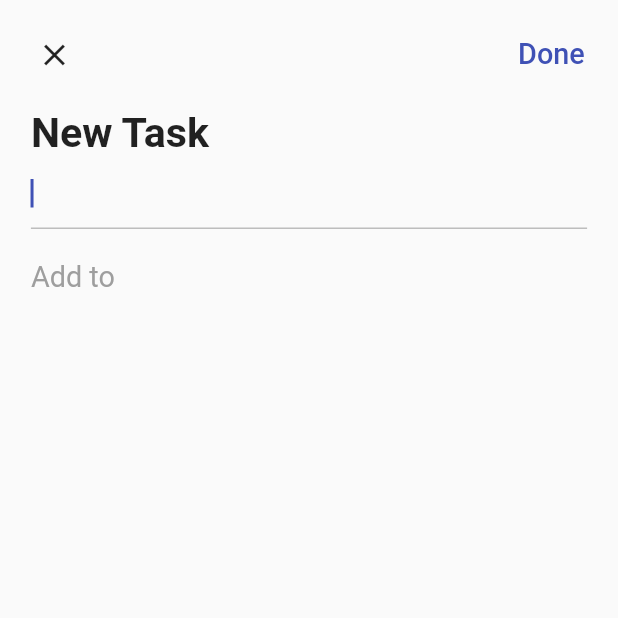
After one commit to MostafaMorsy01/Task-Manager, a Flutter app: the AddDialog screen opened directly, on a phone screen of 412 x 824 dp, the top half of it. The commit adds this screen. Run offline on Flutter 3.47's test engine with Material 2 defaults, Android fonts, the phone set to English and light mode, and no system bars; our stand-ins replace dotted_border, equatable, flutter_easyloading, get, get_storage, step_progress_indicator; accounts and stored records are empty.

Commit message:
- Update Task Done

```diff
--- a/lib/Controller/controller.dart
+++ b/lib/Controller/controller.dart
@@ -10,7 +10,9 @@ class HomeController extends GetxController {
   final formKey = GlobalKey<FormState>();
   final editController = TextEditingController();
   final chipIndex = 0.obs;
+  final deleting = false.obs;
   final tasks = <Task>[].obs;
+  final task = Rx<Task?>(null);
 
   @override
   void onInit() {
@@ -23,11 +25,43 @@ class HomeController extends GetxController {
   @override
   void onClose() {
     // TODO: implement onClose
+    editController.dispose();
     super.onClose();
   }
 
   void changeChipIndex(int value){
     chipIndex.value = value;
+  }
+
+  void changeDeleting(bool value) {
+    deleting.value = value;
+  }
+
+  void changeTask(Task? select){
+    task.value = select;
+  }
+
+  void deleteTask(Task task) {
+    tasks.remove(task);
+
+  }
+  updateTask(Task task, String title) {
+    var todos = task.todos ?? [];
+    if (containTodo(todos, title)){
+      return false;
+    }
+    var todo = {'title':title, 'done': false };
+    todos.add(todo);
+    var newTask = task.copyWith(todos: todos);
+    int oldIdx = tasks.indexOf(task);
+    tasks[oldIdx] = newTask;
+    tasks.refresh();
+    return true;
+
+  }
+
+  bool containTodo(List todos, String title){
+    return todos.any((element) => element['title'] == title);
   }
 
   bool addTask(Task task) {
--- a/lib/Services/Service.dart
+++ b/lib/Services/Service.dart
@@ -7,6 +7,7 @@ class StorageService extends GetxService {
 
   Future<StorageService> init() async {
     _box = GetStorage();
+    // await _box.write(taskKey, []);
     await _box.writeIfNull(taskKey, []);
     return this;
   }
--- a/lib/View/home_page.dart
+++ b/lib/View/home_page.dart
@@ -1,10 +1,15 @@
 import 'package:flutter/cupertino.dart';
 import 'package:flutter/material.dart';
+import 'package:flutter_easyloading/flutter_easyloading.dart';
 import 'package:get/get.dart';
 import 'package:taskmanager/Controller/controller.dart';
 import 'package:taskmanager/Helper/extensions.dart';
+import 'package:taskmanager/Helper/theme.dart';
+import 'package:taskmanager/Model/task.dart';
 import 'package:taskmanager/Services/Themes_Service.dart';
 import 'package:taskmanager/Widgets/add_card.dart';
+import 'package:taskmanager/Widgets/add_dialog.dart';
+import 'package:taskmanager/Widgets/task_card.dart';
 
 class HomePage extends GetView<HomeController> {
   const HomePage({Key? key}) : super(key: key);
@@ -22,17 +27,42 @@ class HomePage extends GetView<HomeController> {
                 fontWeight: FontWeight.bold,
               ),),
             ),
-            GridView.count(
+            Obx(() => GridView.count(
                 crossAxisCount: 2,
                 shrinkWrap: true,
                 physics: const ClampingScrollPhysics(),
                 children: [
+                  ...controller.tasks.map((element) => LongPressDraggable(
+                      data: element,
+                      onDragStarted:() => controller.changeDeleting(true),
+                      onDraggableCanceled: (_,__) => controller.changeDeleting(false),
+                      onDragEnd: (_) => controller.changeDeleting(false),
+                      feedback: Opacity(
+                        opacity: 0.8,
+                        child: TaskCard(task: element,),
+                      ),
+                      child: TaskCard(task: element))).toList(),
                   AddCard(),
                 ],
+              ),
             ),
           ],
         ),
       ),
+      floatingActionButton: DragTarget<Task>(
+        builder: (_,__,___) {
+          return Obx(() => FloatingActionButton(
+            backgroundColor: controller.deleting.value ? Colors.redAccent : blue,
+            onPressed: () => Get.to(AddDialog(), transition: Transition.downToUp),
+            child: Icon(controller.deleting.value ? Icons.delete : Icons.add),
+          ),
+          );
+        },
+        onAccept: (Task task) {
+          controller.deleteTask(task);
+          EasyLoading.showSuccess('Deleting Success');
+        },
+      ),
     );
   }
 }
--- /dev/null
+++ b/lib/Widgets/add_dialog.dart
@@ -0,0 +1,121 @@
+import 'package:flutter/material.dart';
+import 'package:flutter_easyloading/flutter_easyloading.dart';
+import 'package:get/get.dart';
+import 'package:taskmanager/Controller/controller.dart';
+import 'package:taskmanager/Helper/extensions.dart';
+import 'package:taskmanager/Helper/theme.dart';
+
+class AddDialog extends StatelessWidget {
+  final homeCtrl = Get.find<HomeController>();
+  AddDialog ({Key? key}) : super(key: key);
+
+  @override
+  Widget build(BuildContext context) {
+    return Scaffold(
+      body: Form(
+        key: homeCtrl.formKey,
+        child: ListView(
+          children: [
+            Padding(
+              padding:  EdgeInsets.all(3.0.wp),
+              child: Row(
+                mainAxisAlignment: MainAxisAlignment.spaceBetween,
+                children: [
+                  IconButton(onPressed: (){
+                    Get.back();
+                    homeCtrl.editController.clear();
+                    homeCtrl.changeTask(null);
+                  }, icon: const Icon(Icons.close)),
+                  TextButton(
+                      style: ButtonStyle(
+                        overlayColor: MaterialStateProperty.all(Colors.transparent)
+                      ),
+                      onPressed: (){
+                        if(homeCtrl.formKey.currentState!.validate()){
+                            if(homeCtrl.task.value == null) {
+                              EasyLoading.showError('Please Select Task Type');
+                            } else {
+                              var success = homeCtrl.updateTask(homeCtrl.task.value!, homeCtrl.editController.text);
+                              if(success){
+                                EasyLoading.showSuccess('Todo Item Add Success');
+                                Get.back();
+                                homeCtrl.changeTask(null);
+                              } else {
+                                EasyLoading.showError('Todo Item Already Exist');
+                              }
+                              homeCtrl.editController.clear();
+                            }
+                        }
+                      },
+                      child: Text('Done', style: TextStyle(
+                        fontSize: 14.0.sp,
+                      ),))
+                ],
+              ),
+            ),
+            Padding(
+              padding:  EdgeInsets.symmetric(horizontal: 5.0.wp),
+              child: Text('New Task',style: TextStyle(
+                fontSize: 20.0.sp,
+                fontWeight: FontWeight.bold,
+              ),),
+            ),
+            Padding(
+              padding:  EdgeInsets.symmetric(horizontal: 5.0.wp),
+              child: TextFormField(
+                controller: homeCtrl.editController,
+                decoration: InputDecoration(
+                  focusedBorder: UnderlineInputBorder(
+                    borderSide: BorderSide(color: Colors.grey[400]!)
+                  )
+                ),
+                autofocus: true,
+                validator: (value){
+                  if (value == null || value.trim().isEmpty){
+                    return 'Please enter your todo item';
+                  }
+                  return null;
+                },
+              ),
+            ),
+            Padding(
+              padding:  EdgeInsets.only(
+                top: 5.0.wp,
+                right: 5.0.wp,
+                left: 5.0.wp,
+                bottom: 5.0.wp
+              ),
+              child: Text('Add to', style: TextStyle(
+                fontSize: 14.0.sp,
+                color: Colors.grey
+              ),),
+            ),
+            ...homeCtrl.tasks.map((element) => Obx(() => InkWell(
+                onTap: () => homeCtrl.changeTask(element),
+                child: Padding(
+                  padding:  EdgeInsets.symmetric(horizontal: 5.0.wp, vertical: 3.0.wp),
+                  child: Row(
+                    mainAxisAlignment: MainAxisAlignment.spaceBetween,
+                    children: [
+                      Row(children: [
+                        Icon(IconData(element.icon,fontFamily: 'MaterialIcons'),color: HexColor.fromHex(element.color),),
+                        SizedBox(width: 3.0.wp),
+                        Text(element.title, style: TextStyle(
+                            fontSize: 12.0.sp,
+                            fontWeight: FontWeight.bold
+                        ),),
+                      ],),
+                      if (homeCtrl.task.value == element)
+                        const Icon(Icons.check, color: blue,)
+
+                    ],
+                  ),
+                ),
+              ),
+            )).toList()
+          ],
+        ),
+      ),
+    );
+  }
+}
--- a/pubspec.yaml
+++ b/pubspec.yaml
@@ -39,6 +39,7 @@ dependencies:
   equatable:
   flutter_easyloading:
   dotted_border:
+  step_progress_indicator:
 
 dev_dependencies:
   flutter_test:
```
Also changed, not shown: lib/Widgets/task_card.dart (+64 -1 lines), pubspec.lock. Lines whose indentation alone changed are shown as unchanged.
